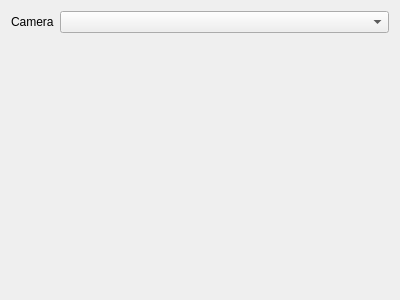
First picture: the form in resources/cameraconfigform.ui, repository utwente/parlevision, before the edit.
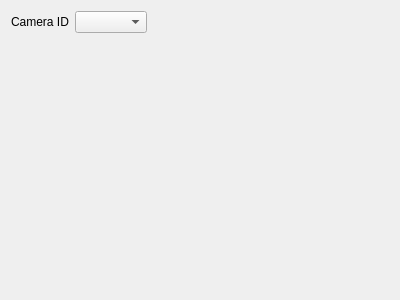
Second picture: the form after the edit.

Patch:
```diff
--- a/resources/cameraconfigform.ui
+++ b/resources/cameraconfigform.ui
@@ -14,10 +14,13 @@
    <string>Form</string>
   </property>
   <layout class="QFormLayout" name="formLayout">
+   <property name="fieldGrowthPolicy">
+    <enum>QFormLayout::FieldsStayAtSizeHint</enum>
+   </property>
    <item row="1" column="0">
     <widget class="QLabel" name="label">
      <property name="text">
-      <string>Camera</string>
+      <string>Camera ID</string>
      </property>
     </widget>
    </item>
```
